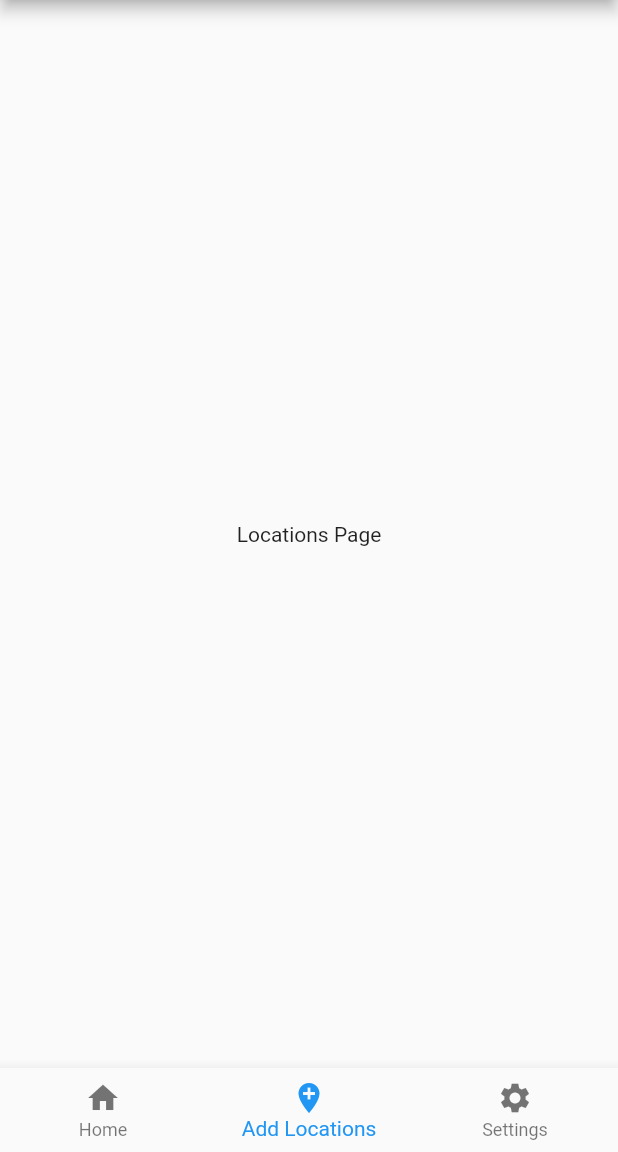
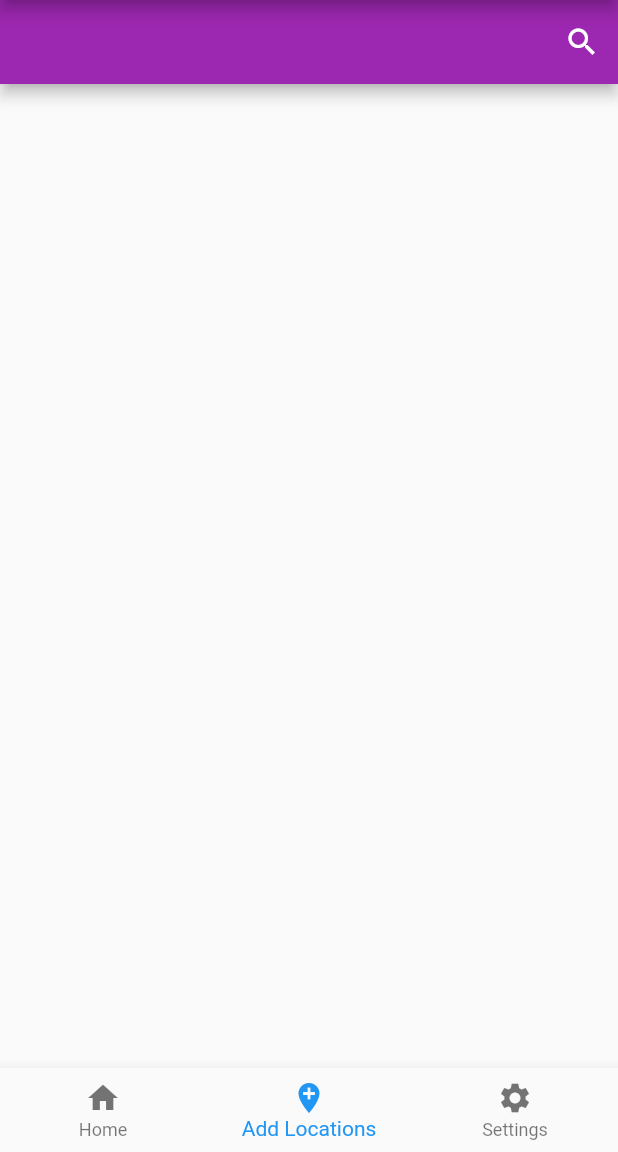
Before and after one commit to imraghav20/Weather-App, a Flutter app: the screen it shows after launch, item 2 of the bottom bar chosen, on a phone screen of 412 x 824 dp, the part 84-1236 px from its top. Run offline on Flutter 3.47's test engine with Material 2 defaults, Android fonts, the phone set to English and light mode, and no system bars.

Commit message:
added search bar for location

```diff
--- a/lib/main.dart
+++ b/lib/main.dart
@@ -1,4 +1,5 @@
 import 'package:flutter/material.dart';
+import 'search_bar.dart';
 
 void main() => runApp(MyApp());
 
@@ -27,9 +28,7 @@ class _HomePageState extends State<HomePage> {
     Center(
       child: Text("Home Page"),
     ),
-    Center(
-      child: Text("Locations Page"),
-    ),
+    SearchBar(),
     Center(
       child: Text("Settings Page"),
     ),
--- /dev/null
+++ b/lib/search_bar.dart
@@ -0,0 +1,45 @@
+import 'package:flutter/material.dart';
+
+class SearchBar extends StatefulWidget {
+  @override
+  _SearchBarState createState() => _SearchBarState();
+}
+
+class _SearchBarState extends State<SearchBar> {
+  Widget appBarTitle = new Text("AppBar Title");
+  Icon actionIcon = new Icon(Icons.search);
+
+  @override
+  Widget build(BuildContext context) {
+    return Scaffold(
+      appBar: new AppBar(
+          centerTitle: true,
+          backgroundColor: Colors.purple,
+          actions: <Widget>[
+            new IconButton(
+              icon: actionIcon,
+              onPressed: () {
+                setState(() {
+                  if (this.actionIcon.icon == Icons.search) {
+                    this.actionIcon = new Icon(Icons.close);
+                    this.appBarTitle = new TextField(
+                      style: new TextStyle(
+                        color: Colors.white,
+                      ),
+                      decoration: new InputDecoration(
+                        prefixIcon: new Icon(Icons.search, color: Colors.white),
+                        hintText: "Search...",
+                        hintStyle: new TextStyle(color: Colors.white),
+                      ),
+                    );
+                  } else {
+                    this.actionIcon = new Icon(Icons.search);
+                    this.appBarTitle = new Text("AppBar Title");
+                  }
+                });
+              },
+            ),
+          ]),
+    );
+  }
+}
```
